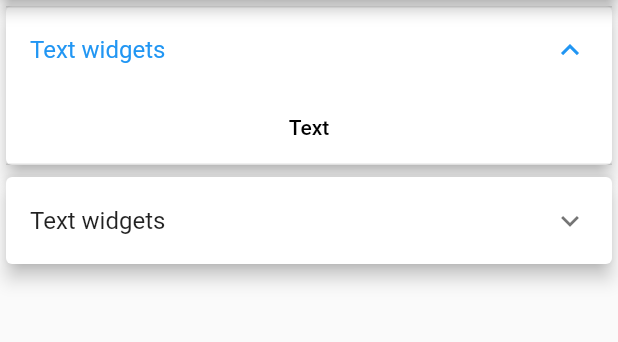
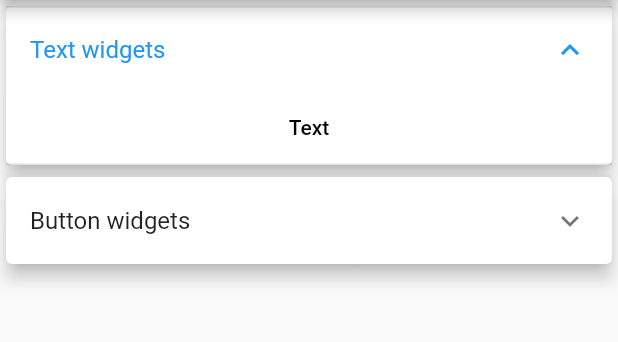
Before and after one commit to Dash-Kit/dash-kit-ui-kit, a Flutter app: the screen it shows after launch, after a tap on "Text widgets", on a phone screen of 412 x 824 dp, the part 84-426 px from its top. Run offline on Flutter 3.47's test engine with Material 2 defaults, Android fonts, the phone set to English and light mode, and no system bars.

Commit message:
add readme and fix example

```diff
--- a/example/lib/main.dart
+++ b/example/lib/main.dart
@@ -2,13 +2,15 @@ import 'package:example/widgets/ui_kit/widget_groups.dart';
 import 'package:flutter/material.dart';
 import 'package:uikit/uikit.dart';
 
-void main() => runApp(MyApp());
+void main() {
+  registerWidgetGroups();
+  runApp(MyApp());
+}
 
 class MyApp extends StatelessWidget {
   // This widget is the root of your application.
   @override
   Widget build(BuildContext context) {
-    registerWidgetGroups();
     return MaterialApp(
       title: 'UIKit Demo',
       theme: ThemeData(
--- a/example/lib/widgets/ui_kit/widget_groups.dart
+++ b/example/lib/widgets/ui_kit/widget_groups.dart
@@ -1,13 +1,16 @@
+import 'package:example/widgets/buttons.dart';
 import 'package:example/widgets/styled_text.dart';
 import 'package:uikit/uikit.dart';
 
 void registerWidgetGroups() {
-  UiKit.register(() => [
-        UiComponentGroup('Text widgets', [
-          TextUiKitBuilder(),
-        ]),
-        UiComponentGroup('Text widgets', [
-          TextUiKitBuilder(),
-        ]),
-      ]);
+  UiKit.register(
+    () => [
+      UiComponentGroup('Text widgets', [
+        TextUiKitBuilder(),
+      ]),
+      UiComponentGroup('Button widgets', [
+        FlatButtonUiKitBuilder(),
+      ]),
+    ],
+  );
 }
```
Also changed, not shown: example/lib/widgets/buttons.dart (added, +34 -0 lines), 2 other files.
